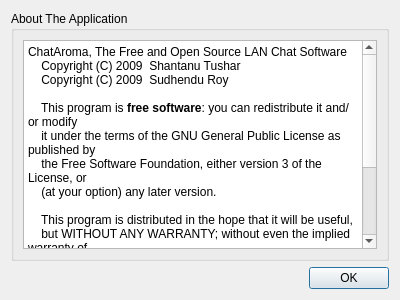
Old version of the form aboutdialog.ui in the repository shaan7/Kapotah.
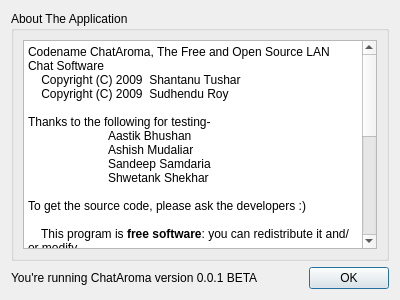
New version of the form.

Commit message: Added about dialog button and credits to testers.

```diff
--- a/aboutdialog.ui
+++ b/aboutdialog.ui
@@ -30,10 +30,18 @@
 &lt;html&gt;&lt;head&gt;&lt;meta name=&quot;qrichtext&quot; content=&quot;1&quot; /&gt;&lt;style type=&quot;text/css&quot;&gt;
 p, li { white-space: pre-wrap; }
 &lt;/style&gt;&lt;/head&gt;&lt;body style=&quot; font-family:'DejaVu Sans'; font-size:9pt; font-weight:400; font-style:normal;&quot;&gt;
-&lt;p style=&quot; margin-top:12px; margin-bottom:0px; margin-left:0px; margin-right:0px; -qt-block-indent:0; text-indent:0px;&quot;&gt;&lt;span style=&quot; font-family:'Courier New,courier';&quot;&gt;ChatAroma, The Free and Open Source LAN Chat Software&lt;/span&gt;&lt;/p&gt;
+&lt;p style=&quot; margin-top:12px; margin-bottom:0px; margin-left:0px; margin-right:0px; -qt-block-indent:0; text-indent:0px;&quot;&gt;&lt;span style=&quot; font-family:'Courier New,courier';&quot;&gt;Codename ChatAroma, The Free and Open Source LAN Chat Software&lt;/span&gt;&lt;/p&gt;
 &lt;p style=&quot; margin-top:0px; margin-bottom:0px; margin-left:0px; margin-right:0px; -qt-block-indent:0; text-indent:0px;&quot;&gt;&lt;span style=&quot; font-family:'Courier New,courier';&quot;&gt;    Copyright (C) 2009  Shantanu Tushar&lt;/span&gt;&lt;/p&gt;
 &lt;p style=&quot; margin-top:0px; margin-bottom:0px; margin-left:0px; margin-right:0px; -qt-block-indent:0; text-indent:0px;&quot;&gt;&lt;span style=&quot; font-family:'Courier New,courier';&quot;&gt;    Copyright (C) 2009  Sudhendu Roy&lt;/span&gt;&lt;/p&gt;
 &lt;p style=&quot;-qt-paragraph-type:empty; margin-top:0px; margin-bottom:0px; margin-left:0px; margin-right:0px; -qt-block-indent:0; text-indent:0px; font-family:'Courier New,courier';&quot;&gt;&lt;/p&gt;
+&lt;p style=&quot; margin-top:0px; margin-bottom:0px; margin-left:0px; margin-right:0px; -qt-block-indent:0; text-indent:0px;&quot;&gt;&lt;span style=&quot; font-family:'Courier New,courier';&quot;&gt;Thanks to the following for testing-&lt;/span&gt;&lt;/p&gt;
+&lt;p style=&quot; margin-top:0px; margin-bottom:0px; margin-left:0px; margin-right:0px; -qt-block-indent:0; text-indent:0px;&quot;&gt;&lt;span style=&quot; font-family:'Courier New,courier';&quot;&gt;	Aastik Bhushan&lt;/span&gt;&lt;/p&gt;
+&lt;p style=&quot; margin-top:0px; margin-bottom:0px; margin-left:0px; margin-right:0px; -qt-block-indent:0; text-indent:0px;&quot;&gt;&lt;span style=&quot; font-family:'Courier New,courier';&quot;&gt;	Ashish Mudaliar&lt;/span&gt;&lt;/p&gt;
+&lt;p style=&quot; margin-top:0px; margin-bottom:0px; margin-left:0px; margin-right:0px; -qt-block-indent:0; text-indent:0px;&quot;&gt;&lt;span style=&quot; font-family:'Courier New,courier';&quot;&gt;	Sandeep Samdaria&lt;/span&gt;&lt;/p&gt;
+&lt;p style=&quot; margin-top:0px; margin-bottom:0px; margin-left:0px; margin-right:0px; -qt-block-indent:0; text-indent:0px;&quot;&gt;&lt;span style=&quot; font-family:'Courier New,courier';&quot;&gt;	Shwetank Shekhar&lt;/span&gt;&lt;/p&gt;
+&lt;p style=&quot;-qt-paragraph-type:empty; margin-top:0px; margin-bottom:0px; margin-left:0px; margin-right:0px; -qt-block-indent:0; text-indent:0px; font-family:'Courier New,courier';&quot;&gt;&lt;/p&gt;
+&lt;p style=&quot; margin-top:0px; margin-bottom:0px; margin-left:0px; margin-right:0px; -qt-block-indent:0; text-indent:0px;&quot;&gt;&lt;span style=&quot; font-family:'Courier New,courier';&quot;&gt;To get the source code, please ask the developers :)&lt;/span&gt;&lt;/p&gt;
+&lt;p style=&quot;-qt-paragraph-type:empty; margin-top:0px; margin-bottom:0px; margin-left:0px; margin-right:0px; -qt-block-indent:0; text-indent:0px; font-family:'Courier New,courier';&quot;&gt;&lt;/p&gt;
 &lt;p style=&quot; margin-top:0px; margin-bottom:0px; margin-left:0px; margin-right:0px; -qt-block-indent:0; text-indent:0px;&quot;&gt;&lt;span style=&quot; font-family:'Courier New,courier';&quot;&gt;    This program is &lt;/span&gt;&lt;span style=&quot; font-family:'Courier New,courier'; font-weight:600;&quot;&gt;free software&lt;/span&gt;&lt;span style=&quot; font-family:'Courier New,courier';&quot;&gt;: you can redistribute it and/or modify&lt;/span&gt;&lt;/p&gt;
 &lt;p style=&quot; margin-top:0px; margin-bottom:0px; margin-left:0px; margin-right:0px; -qt-block-indent:0; text-indent:0px;&quot;&gt;&lt;span style=&quot; font-family:'Courier New,courier';&quot;&gt;    it under the terms of the GNU General Public License as published by&lt;/span&gt;&lt;/p&gt;
 &lt;p style=&quot; margin-top:0px; margin-bottom:0px; margin-left:0px; margin-right:0px; -qt-block-indent:0; text-indent:0px;&quot;&gt;&lt;span style=&quot; font-family:'Courier New,courier';&quot;&gt;    the Free Software Foundation, either version 3 of the License, or&lt;/span&gt;&lt;/p&gt;
@@ -71,6 +79,13 @@
      </property>
     </widget>
    </item>
+   <item row="1" column="0">
+    <widget class="QLabel" name="label">
+     <property name="text">
+      <string>You're running ChatAroma version 0.0.1 BETA</string>
+     </property>
+    </widget>
+   </item>
   </layout>
  </widget>
  <resources/>
```
Left out of the diff: 2 changed lines with no effect on the pictures. The commit also changes 5 other files.
